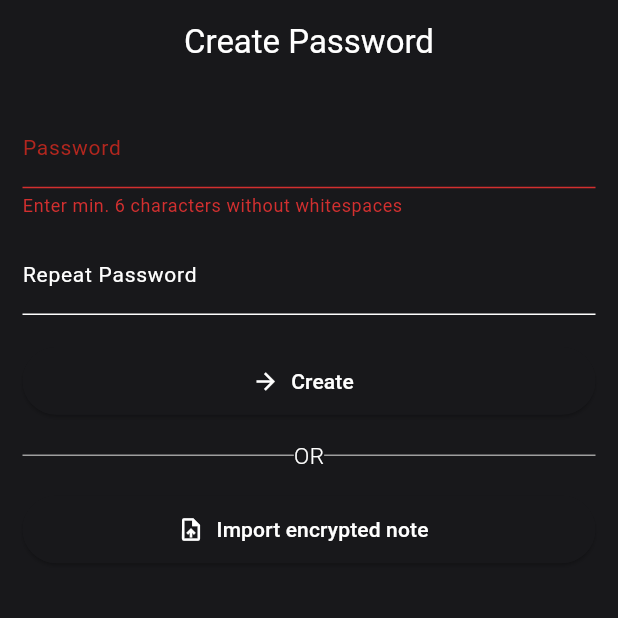
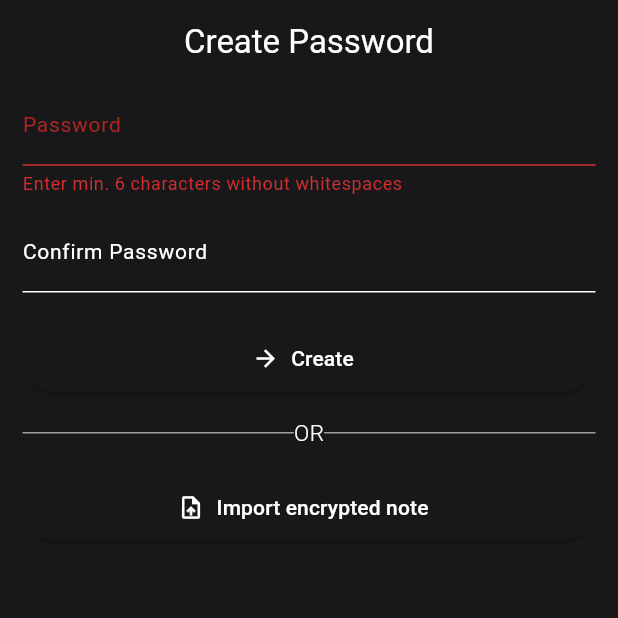
Before and after one commit to vSkyper/secure_notes, a Flutter app: the screen it shows after launch, after a tap on "Create", on a phone screen of 412 x 824 dp, the top half of it. Run offline on Flutter 3.47's test engine with Material 3 defaults, Android fonts, the phone set to English and light mode, and no system bars; drawn by our look-alikes of dynamic_color; our stand-ins replace date_format, file_picker, flutter_secure_storage; missing offline and left inert: flutter_locker, pointycastle.

Commit message:
Change look of the app

```diff
--- a/lib/encryption.dart
+++ b/lib/encryption.dart
@@ -5,7 +5,7 @@ import 'package:pointycastle/pointycastle.dart';
 
 class Encryption {
   static Uint8List secureRandom(int length) {
-    return Uint8List.fromList(List.generate(length, (i) => Random.secure().nextInt(256)));
+    return Uint8List.fromList(List.generate(length, (_) => Random.secure().nextInt(256)));
   }
 
   static Uint8List fromBase64(String encoded) {
--- a/lib/views/create_password.dart
+++ b/lib/views/create_password.dart
@@ -21,7 +21,7 @@ class CreatePassword extends StatefulWidget {
 class _CreatePasswordState extends State<CreatePassword> {
   final GlobalKey<FormState> _formKey = GlobalKey<FormState>();
   final TextEditingController _passwordController = TextEditingController();
-  final TextEditingController _repeatPasswordController = TextEditingController();
+  final TextEditingController _confirmPasswordController = TextEditingController();
   bool _isLoading = false;
 
   @override
@@ -29,7 +29,7 @@ class _CreatePasswordState extends State<CreatePassword> {
     super.dispose();
 
     _passwordController.dispose();
-    _repeatPasswordController.dispose();
+    _confirmPasswordController.dispose();
   }
 
   Future createPassword() async {
@@ -48,7 +48,7 @@ class _CreatePasswordState extends State<CreatePassword> {
       );
 
       final Uint8List salt = Encryption.secureRandom(32);
-      final Uint8List password = Encryption.stretching(_repeatPasswordController.text, salt);
+      final Uint8List password = Encryption.stretching(_passwordController.text, salt);
 
       final Uint8List ivKey = Encryption.secureRandom(12);
       final Uint8List ivNote = Encryption.secureRandom(12);
@@ -138,7 +138,7 @@ class _CreatePasswordState extends State<CreatePassword> {
           title: const Text('Create Password'),
         ),
         body: SingleChildScrollView(
-          padding: const EdgeInsets.all(15),
+          padding: const EdgeInsets.only(left: 15, right: 15, bottom: 15),
           physics: const BouncingScrollPhysics(),
           child: Column(
             children: [
@@ -158,10 +158,10 @@ class _CreatePasswordState extends State<CreatePassword> {
                     ),
                     const SizedBox(height: 10),
                     TextFormField(
-                      controller: _repeatPasswordController,
+                      controller: _confirmPasswordController,
                       obscureText: true,
                       textInputAction: TextInputAction.done,
-                      decoration: const InputDecoration(labelText: 'Repeat Password'),
+                      decoration: const InputDecoration(labelText: 'Confirm Password'),
                       autovalidateMode: AutovalidateMode.onUserInteraction,
                       validator: (value) =>
                           value != null && value != _passwordController.text ? 'Passwords must be the same' : null,
--- a/lib/views/settings.dart
+++ b/lib/views/settings.dart
@@ -51,7 +51,7 @@ class _SettingsState extends State<Settings> {
       final String key = Encryption.decrypt(dataDeserialized.key, password, ivKey);
 
       final Uint8List newSalt = Encryption.secureRandom(32);
-      final Uint8List newPassword = Encryption.stretching(_confirmNewPasswordController.text, newSalt);
+      final Uint8List newPassword = Encryption.stretching(_newPasswordController.text, newSalt);
 
       final Uint8List newIvKey = Encryption.secureRandom(12);
 
@@ -112,7 +112,7 @@ class _SettingsState extends State<Settings> {
           title: const Text('Settings'),
         ),
         body: SingleChildScrollView(
-          padding: const EdgeInsets.all(15),
+          padding: const EdgeInsets.only(left: 15, right: 15, bottom: 15),
           physics: const BouncingScrollPhysics(),
           child: Column(
             crossAxisAlignment: CrossAxisAlignment.start,
--- a/lib/views/sign_in.dart
+++ b/lib/views/sign_in.dart
@@ -189,7 +189,7 @@ class _SignInState extends State<SignIn> {
           title: const Text('Sign in'),
         ),
         body: SingleChildScrollView(
-          padding: const EdgeInsets.all(15),
+          padding: const EdgeInsets.only(left: 15, right: 15, bottom: 15),
           physics: const BouncingScrollPhysics(),
           child: Column(
             children: [
```
Also changed, not shown: lib/views/home.dart (+5 -2 lines).
